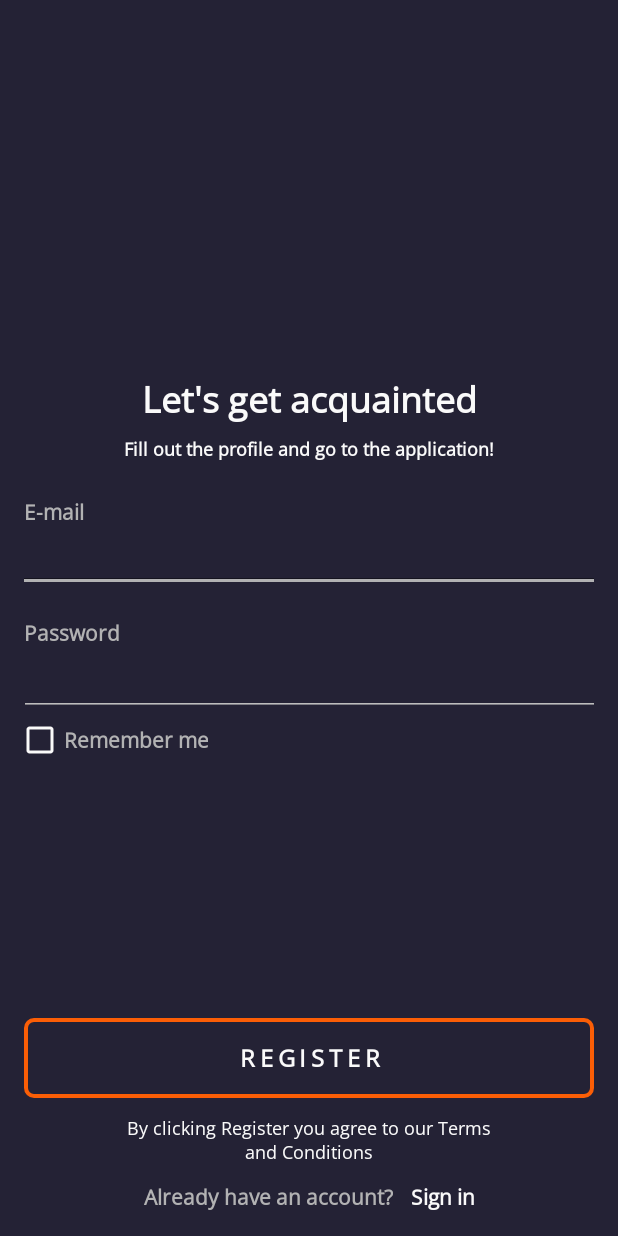
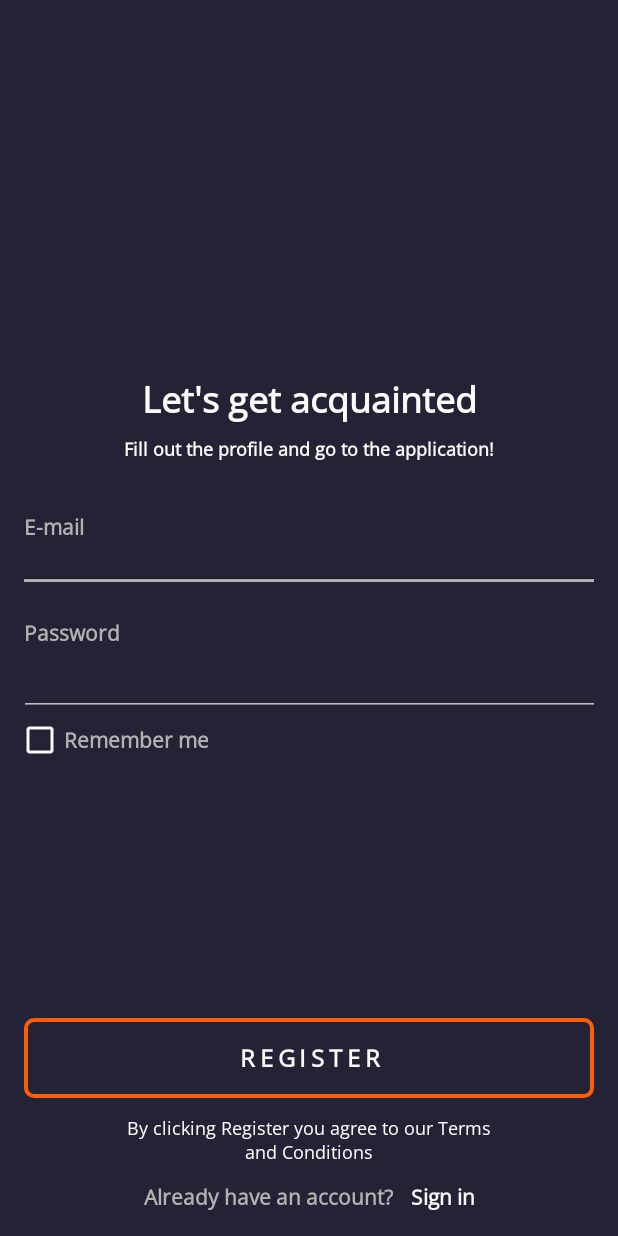
Before and after one commit to oprotsenko/MyProfile, an Android app: the screen it shows after launch (AuthActivity), on a phone screen of 412 x 824 dp. Run offline under Robolectric (Android 15) with nearby library versions, the phone set to English and light mode, and no system bars.

Commit message:
last update

```diff
--- a/app/src/main/res/layout/activity_auth.xml
+++ b/app/src/main/res/layout/activity_auth.xml
@@ -46,14 +46,18 @@
         android:layout_marginStart="@dimen/sides_margin"
         android:layout_marginEnd="@dimen/sides_margin"
         android:layout_marginBottom="@dimen/between_elements_margin"
+        android:baselineAligned="false"
+        android:textAlignment="textStart"
         android:textColorHint="@color/light_gray_text"
+        android:textSize="@dimen/h3"
         app:boxBackgroundColor="@color/light_gray_text"
-        app:boxCollapsedPaddingTop="0dp"
+        app:boxBackgroundMode="filled"
         app:boxStrokeColor="@color/light_gray_text"
+        app:boxStrokeErrorColor="@color/light_gray_text"
         app:boxStrokeWidth="2.5dp"
         app:errorEnabled="false"
-        android:textSize="@dimen/h3"
         app:errorTextColor="@color/error_color"
+        app:hintAnimationEnabled="false"
         app:hintTextAppearance="@style/TextAppearance.AppCompat.Small"
         app:layout_constraintBottom_toTopOf="@+id/guideLineHorizontalCenter"
         app:layout_constraintEnd_toEndOf="parent"
@@ -65,10 +69,10 @@
             android:layout_width="match_parent"
             android:layout_height="match_parent"
             android:background="@color/main_blue_color"
-            android:backgroundTintMode="multiply"
+            android:backgroundTint="@null"
             android:ems="10"
-            android:foregroundTint="@color/light_gray_text"
-            android:foregroundTintMode="multiply"
+            android:foregroundTint="@null"
+            android:freezesText="true"
             android:hint="@string/email"
             android:inputType="textEmailAddress"
             android:paddingStart="0dp"
--- a/app/src/main/res/values/themes.xml
+++ b/app/src/main/res/values/themes.xml
@@ -4,11 +4,11 @@
         <!-- Primary brand color. -->
         <item name="colorPrimary">@color/light_gray_text</item>
         <item name="colorPrimaryVariant">@color/background_color</item>
-        <item name="colorOnPrimary">@color/black</item>
+        <item name="colorOnPrimary">@color/light_gray_text</item>
         <!-- Secondary brand color. -->
         <item name="colorSecondary">@color/teal_200</item>
         <item name="colorSecondaryVariant">@color/teal_700</item>
-        <item name="colorOnSecondary">@color/black</item>
+        <item name="colorOnSecondary">@color/light_gray_text</item>
         <!-- Status bar color. -->
         <item name="android:statusBarColor" tools:targetApi="l">?attr/colorPrimaryVariant</item>
         <!-- Customize your theme here. -->
```
